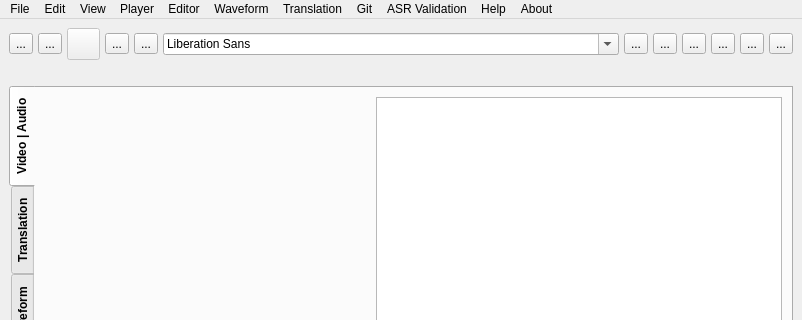
This is tool.ui in ljn7/Vagyojaka as Qt 5 draws it before an edit; both pictures show x 0 to 802 and y 0 to 320 of the 802 by 600 pixel window. The edited form follows.
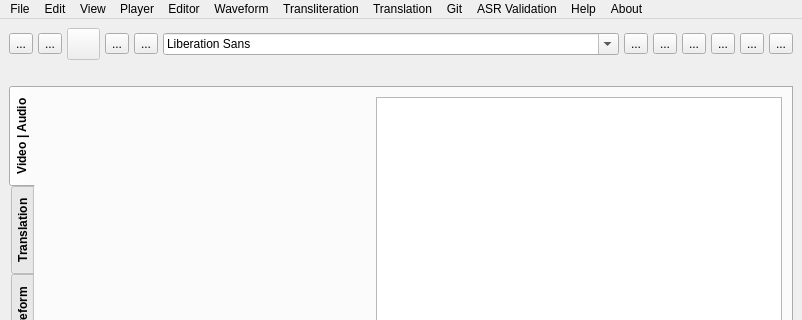
This is the edited form. Icons and pictures are not drawn. Custom widgets are drawn as their Qt base class.

Commit message: Added Find and Replace, and transliteration to Validation

The edit to the form file:
```diff
--- a/tool.ui
+++ b/tool.ui
@@ -884,6 +884,12 @@
      <string>ASR Validation</string>
     </property>
     <addaction name="actionOpen"/>
+    <addaction name="actionFind_and_Replace"/>
+   </widget>
+   <widget class="QMenu" name="menuTransliteration">
+    <property name="title">
+     <string>Transliteration</string>
+    </property>
    </widget>
    <addaction name="menuFile"/>
    <addaction name="menuEdit"/>
@@ -891,6 +897,7 @@
    <addaction name="menuMedia_Player"/>
    <addaction name="menuEditor"/>
    <addaction name="menuWaveform"/>
+   <addaction name="menuTransliteration"/>
    <addaction name="menuTranslation"/>
    <addaction name="menuGit"/>
    <addaction name="menuTTS"/>
```
Left out of the diff: 5 changed lines with no effect on the pictures. The commit also changes 13 other files.
